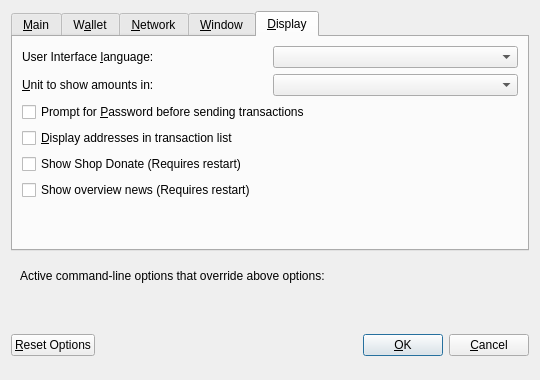
This is src/qt/forms/optionsdialog.ui in MintcoinCommunity/Mintcoin-Desktop-Wallet as Qt 5 draws it before an edit. The edited form follows.
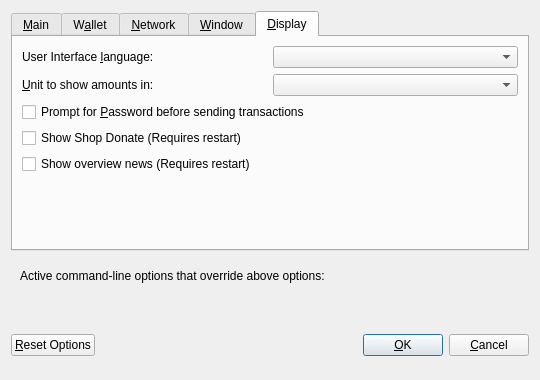
This is the edited form. The open tabs and pages were chosen to show the change. Custom widgets are drawn as their Qt base class.

What changed in the file:
```diff
--- a/src/qt/forms/optionsdialog.ui
+++ b/src/qt/forms/optionsdialog.ui
@@ -448,16 +448,6 @@
          </property>
         </widget>
        </item>
-       <item>
-        <widget class="QCheckBox" name="displayAddresses">
-         <property name="toolTip">
-          <string>Whether to show MintCoin addresses in the transaction list or not.</string>
-         </property>
-         <property name="text">
-          <string>&amp;Display addresses in transaction list</string>
-         </property>
-        </widget>
-       </item>
        <item>
         <widget class="QCheckBox" name="showShopDonate">
          <property name="text">
```
